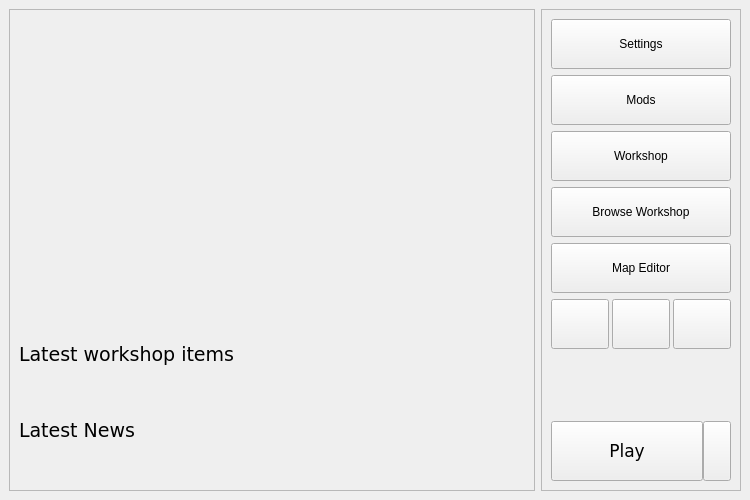
First picture: the form in ui/launchermainwindow.ui, repository ForkedInTime/keeperfx-launcher-qt-linux, before the edit.
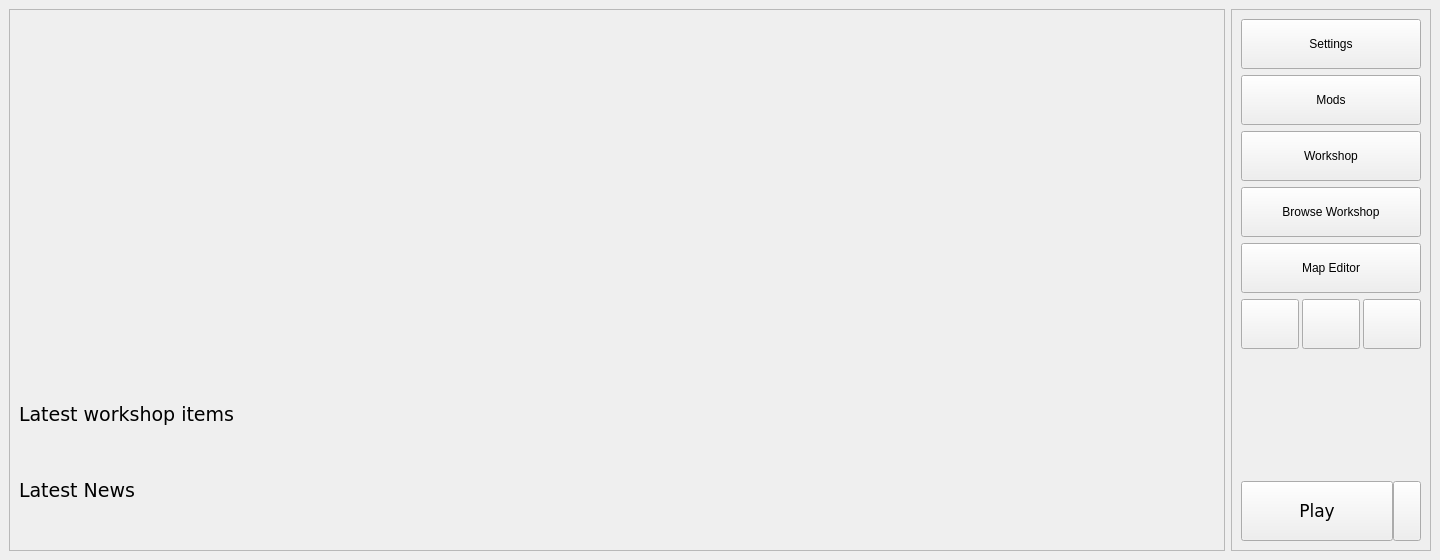
Second picture: the form after the edit. Icons and pictures are not drawn.

Commit message: launcher: open wide enough to show four workshop cards in a row

The edit to the form file:
```diff
--- a/ui/launchermainwindow.ui
+++ b/ui/launchermainwindow.ui
@@ -9,8 +9,8 @@
    <rect>
     <x>0</x>
     <y>0</y>
-    <width>750</width>
-    <height>500</height>
+    <width>1440</width>
+    <height>560</height>
    </rect>
   </property>
   <property name="minimumSize">
```
The commit also changes 1 other file.
